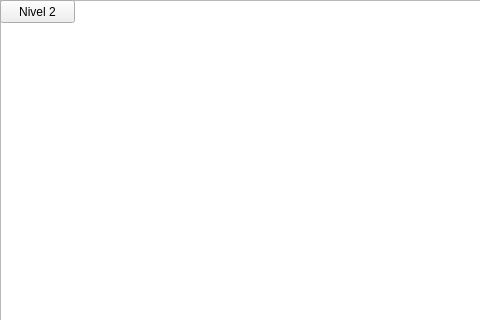
StivenVelasquez/Harry-Potter-Game, file Game-20192/ventanajuego.ui: the form before one commit; both pictures show x 0 to 480 and y 0 to 320 of the 905 by 510 pixel window.
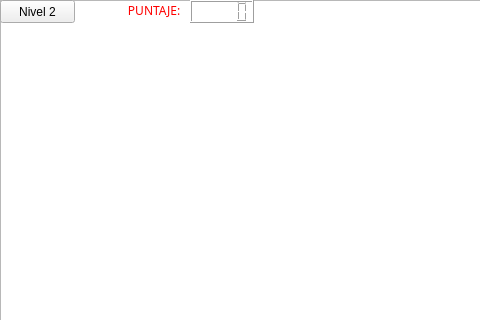
The form after the commit.

The edit to the form file:
```diff
--- a/Game-20192/ventanajuego.ui
+++ b/Game-20192/ventanajuego.ui
@@ -37,6 +37,37 @@
      <string>Nivel 2</string>
     </property>
    </widget>
+   <widget class="QLCDNumber" name="lcdNumber">
+    <property name="geometry">
+     <rect>
+      <x>190</x>
+      <y>0</y>
+      <width>64</width>
+      <height>23</height>
+     </rect>
+    </property>
+   </widget>
+   <widget class="QLabel" name="label">
+    <property name="geometry">
+     <rect>
+      <x>100</x>
+      <y>0</y>
+      <width>91</width>
+      <height>21</height>
+     </rect>
+    </property>
+    <property name="font">
+     <font>
+      <family>Papyrus</family>
+     </font>
+    </property>
+    <property name="styleSheet">
+     <string notr="true">color: rgb(255, 0, 0);</string>
+    </property>
+    <property name="text">
+     <string>         PUNTAJE:</string>
+    </property>
+   </widget>
   </widget>
   <widget class="QMenuBar" name="menubar">
    <property name="geometry">
```
